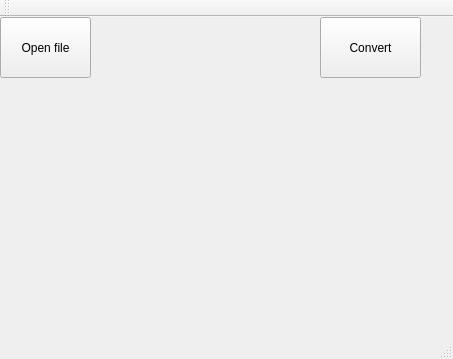
Old version of the form mainwindow.ui in the repository binhln95/diamond_image.
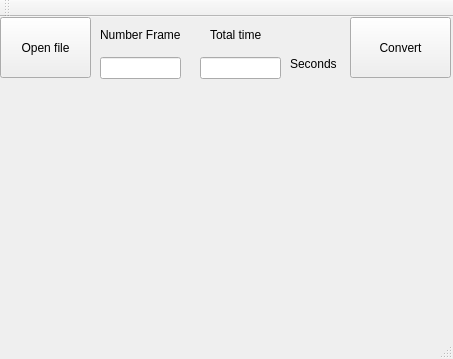
New version of the form.

Commit message: update total time and frame

Diff of the .ui file:
```diff
--- a/mainwindow.ui
+++ b/mainwindow.ui
@@ -43,7 +43,7 @@
    <widget class="QPushButton" name="pushButton_2">
     <property name="geometry">
      <rect>
-      <x>320</x>
+      <x>350</x>
       <y>0</y>
       <width>101</width>
       <height>61</height>
@@ -66,6 +66,65 @@
      <string/>
     </property>
    </widget>
+   <widget class="QLineEdit" name="numberFrame">
+    <property name="geometry">
+     <rect>
+      <x>100</x>
+      <y>40</y>
+      <width>81</width>
+      <height>22</height>
+     </rect>
+    </property>
+   </widget>
+   <widget class="QLabel" name="label">
+    <property name="geometry">
+     <rect>
+      <x>100</x>
+      <y>10</y>
+      <width>91</width>
+      <height>16</height>
+     </rect>
+    </property>
+    <property name="text">
+     <string>Number Frame</string>
+    </property>
+   </widget>
+   <widget class="QLabel" name="label_2">
+    <property name="geometry">
+     <rect>
+      <x>210</x>
+      <y>10</y>
+      <width>71</width>
+      <height>16</height>
+     </rect>
+    </property>
+    <property name="text">
+     <string>Total time</string>
+    </property>
+   </widget>
+   <widget class="QLineEdit" name="seconds">
+    <property name="geometry">
+     <rect>
+      <x>200</x>
+      <y>40</y>
+      <width>81</width>
+      <height>22</height>
+     </rect>
+    </property>
+   </widget>
+   <widget class="QLabel" name="label_3">
+    <property name="geometry">
+     <rect>
+      <x>290</x>
+      <y>40</y>
+      <width>59</width>
+      <height>14</height>
+     </rect>
+    </property>
+    <property name="text">
+     <string>Seconds</string>
+    </property>
+   </widget>
   </widget>
   <widget class="QMenuBar" name="menuBar">
    <property name="geometry">
```
The commit also changes 2 other files.
